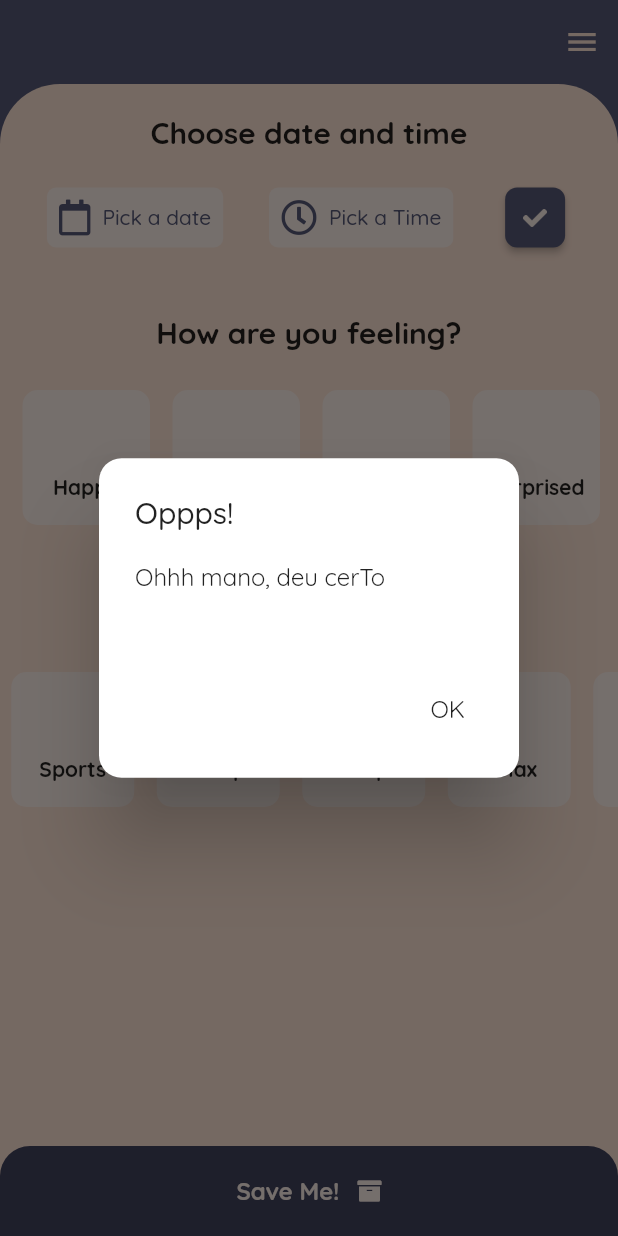
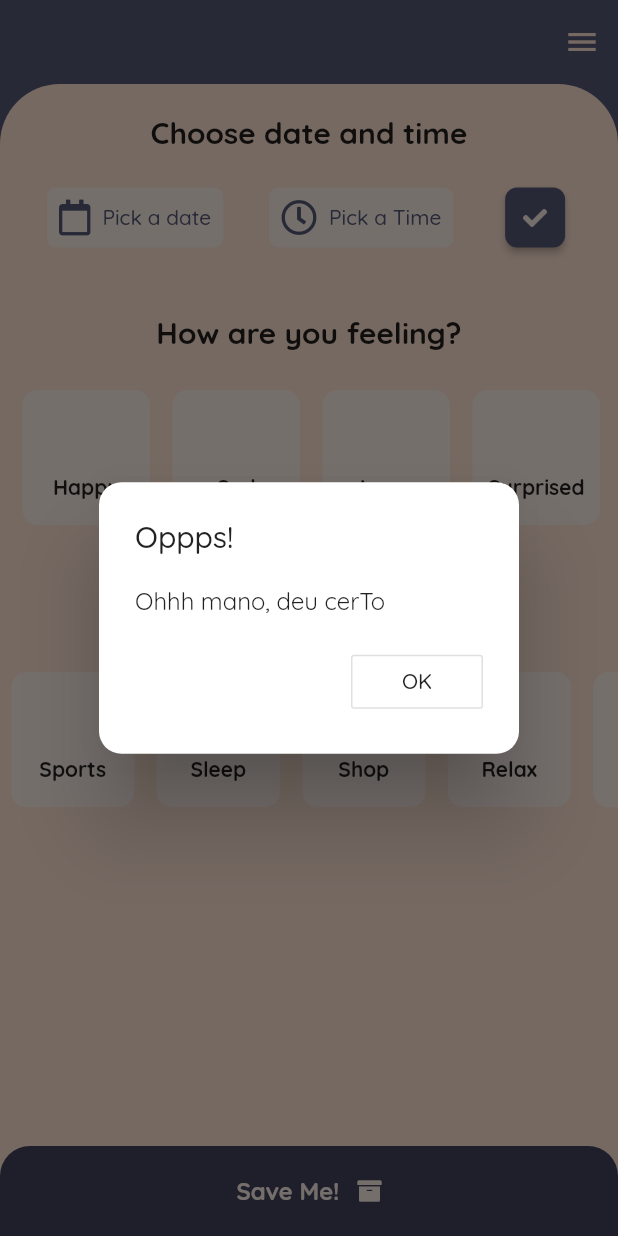
Before and after one commit to renankanu/app_humor_diary, a Flutter app: the screen it shows after launch, after a tap on "Save Me!", on a phone screen of 412 x 824 dp. Run offline on Flutter 3.47's test engine with Material 2 defaults, Android fonts, the phone set to English and light mode, and no system bars; our stand-ins replace charts_flutter, font_awesome_flutter, sqflite; accounts and stored records are empty.

Commit message:
Feature - change layout

```diff
--- a/lib/screen/widgets/custom_modal.dart
+++ b/lib/screen/widgets/custom_modal.dart
@@ -1,3 +1,4 @@
+import 'package:app_humor_diary/utils/custom_colors.dart';
 import 'package:flutter/cupertino.dart';
 import 'package:flutter/material.dart';
 
@@ -18,18 +19,25 @@ class _CustomModalState extends State<CustomModal> {
           borderRadius: BorderRadius.all(Radius.circular(15))),
       title: Text('Oppps!'),
       content: Container(
-        height: 120,
-        child: Stack(
+        child: Column(
+          crossAxisAlignment: CrossAxisAlignment.start,
+          mainAxisSize: MainAxisSize.min,
           children: <Widget>[
             Text(widget.message),
-            Positioned(
-              bottom: 12,
-              right: 12,
-              child: GestureDetector(
-                  onTap: () {
+            SizedBox(
+              height: 20,
+            ),
+            Row(
+              mainAxisAlignment: MainAxisAlignment.end,
+              children: [
+                OutlineButton(
+                  splashColor: CustomColors.comet,
+                  child: Text('OK'),
+                  onPressed: () {
                     Navigator.pop(context);
                   },
-                  child: Text('OK')),
+                ),
+              ],
             )
           ],
         ),
```
